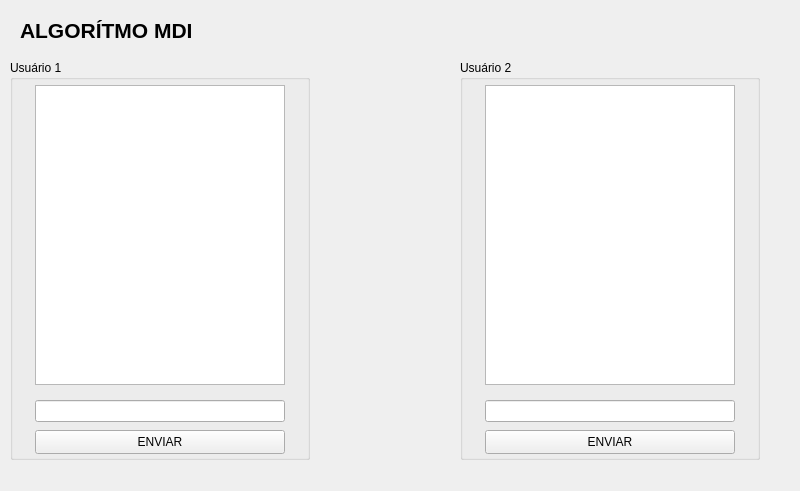
This is mainwindow.ui in slovich/MDIpingpong as Qt 5 draws it before an edit. The edited form follows.
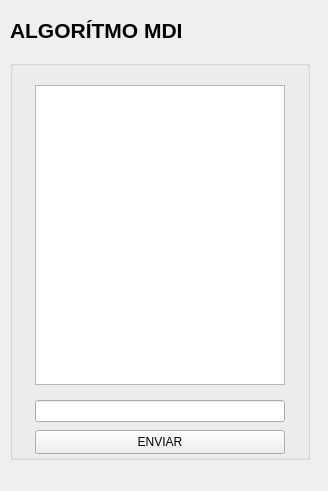
This is the edited form. Icons and pictures are not drawn.

Patch:
```diff
--- a/mainwindow.ui
+++ b/mainwindow.ui
@@ -6,7 +6,7 @@
    <rect>
     <x>0</x>
     <y>0</y>
-    <width>800</width>
+    <width>328</width>
     <height>491</height>
    </rect>
   </property>
@@ -24,7 +24,7 @@
      </rect>
     </property>
     <property name="title">
-     <string>Usuário 1</string>
+     <string/>
     </property>
     <widget class="QLineEdit" name="lineEdit_usuario1">
      <property name="geometry">
@@ -59,20 +59,7 @@
       </rect>
      </property>
     </widget>
-   </widget>
-   <widget class="QGroupBox" name="groupBox_2">
-    <property name="geometry">
-     <rect>
-      <x>460</x>
-      <y>60</y>
-      <width>300</width>
-      <height>400</height>
-     </rect>
-    </property>
-    <property name="title">
-     <string>Usuário 2</string>
-    </property>
-    <widget class="QTextEdit" name="textEdit_usuario2">
+    <widget class="QTextEdit" name="textEdit">
      <property name="geometry">
       <rect>
        <x>25</x>
@@ -82,37 +69,14 @@
       </rect>
      </property>
     </widget>
-    <widget class="QLineEdit" name="lineEdit_usuario2">
-     <property name="geometry">
-      <rect>
-       <x>25</x>
-       <y>340</y>
-       <width>250</width>
-       <height>22</height>
-      </rect>
-     </property>
-    </widget>
-    <widget class="QPushButton" name="pushButton_usuario2">
-     <property name="geometry">
-      <rect>
-       <x>25</x>
-       <y>370</y>
-       <width>250</width>
-       <height>24</height>
-      </rect>
-     </property>
-     <property name="text">
-      <string>ENVIAR</string>
-     </property>
-    </widget>
    </widget>
    <widget class="QLabel" name="label">
     <property name="geometry">
      <rect>
-      <x>330</x>
-      <y>170</y>
-      <width>111</width>
-      <height>101</height>
+      <x>280</x>
+      <y>20</y>
+      <width>31</width>
+      <height>31</height>
      </rect>
     </property>
     <property name="text">
@@ -128,7 +92,7 @@
    <widget class="QLabel" name="label_mdi1">
     <property name="geometry">
      <rect>
-      <x>20</x>
+      <x>10</x>
       <y>10</y>
       <width>181</width>
       <height>41</height>
```
Left out of the diff: 18 changed lines with no effect on the pictures.
